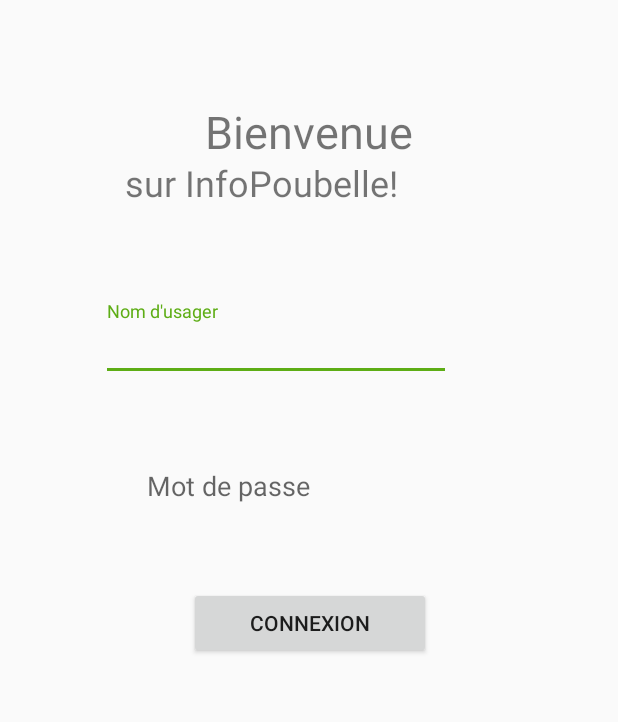
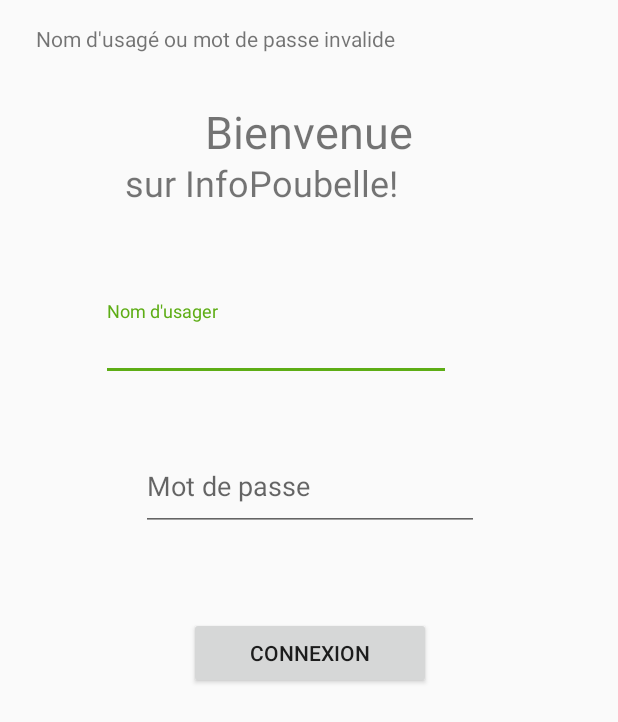
Before and after one commit to davebro10/InfoPoubelle, an Android app: the screen it shows after launch (MainActivity), after a tap on "CONNEXION", on a phone screen of 412 x 824 dp. Shown: the top 722 px of the screen. Run offline under Robolectric (Android 15) with nearby library versions, the phone set to English and light mode, and no system bars; Roboto replaces fonts that are not available here.

Commit message:
On voie la ligne des mot de passe

```diff
--- a/app/src/main/java/hackqc2018/org/infopoubelle/MainActivity.java
+++ b/app/src/main/java/hackqc2018/org/infopoubelle/MainActivity.java
@@ -5,6 +5,7 @@
 import android.support.v7.app.AppCompatActivity;
 import android.os.Bundle;
 import android.view.View;
+import android.widget.TextView;
 
 public class MainActivity extends AppCompatActivity {
 
@@ -16,26 +17,32 @@
     @Override
     protected void onCreate(Bundle savedInstanceState) {
         super.onCreate(savedInstanceState);
+        TextView erreur = findViewById(R.id.error35);
         setContentView(R.layout.main_activity);
     }
 
     public void connexion(View view){
         TextInputEditText nomUsage = findViewById(R.id.nomUsage);
         TextInputEditText mdpUsage = findViewById(R.id.mdpUsage);
+        TextView erreur = findViewById(R.id.error35);
         if((nomUsage.getText().toString().equals(nomCitoyent) && mdpUsage.getText().toString().equals(mdpCitoyent))){
             Intent intent = new Intent(this, AccueilActivity.class);
             intent.putExtra("nom", nomUsage.getText().toString());
             intent.putExtra("type", false); //n'est pas un employé de la ville
+            erreur.setVisibility(view.GONE);
             startActivity(intent);
         }
         else if(nomUsage.getText().toString().equals(nomVille) && mdpUsage.getText().toString().equals(mdpVille) ){
             Intent intent = new Intent(this, AccueilActivity.class);
             intent.putExtra("nom", nomUsage.getText().toString());
             intent.putExtra("type", true); //est un employé de la ville
+            erreur.setVisibility(view.GONE);
             startActivity(intent);
         }
         else{
 
+            erreur.setText("Nom d'usagé ou mot de passe invalide");
+            erreur.setVisibility(view.VISIBLE);
         }
     }
 }
--- a/app/src/main/res/layout/main_activity.xml
+++ b/app/src/main/res/layout/main_activity.xml
@@ -61,7 +61,7 @@
     <android.support.design.widget.TextInputLayout
         android:id="@+id/textInputLayout3"
         android:layout_width="225dp"
-        android:layout_height="57dp"
+        android:layout_height="77dp"
         android:layout_marginEnd="8dp"
         android:layout_marginStart="8dp"
         android:layout_marginTop="32dp"
@@ -80,6 +80,16 @@
             android:singleLine="true" />
     </android.support.design.widget.TextInputLayout>
 
+    <TextView
+        android:id="@+id/error35"
+        android:layout_width="0dp"
+        android:layout_height="20dp"
+        android:layout_marginStart="24dp"
+        android:layout_marginTop="16dp"
+        app:layout_constraintStart_toStartOf="parent"
+        app:layout_constraintTop_toTopOf="parent"
+        tools:visibility="gone" />
+
     <Button
         android:id="@+id/button"
         android:layout_width="161dp"
```
